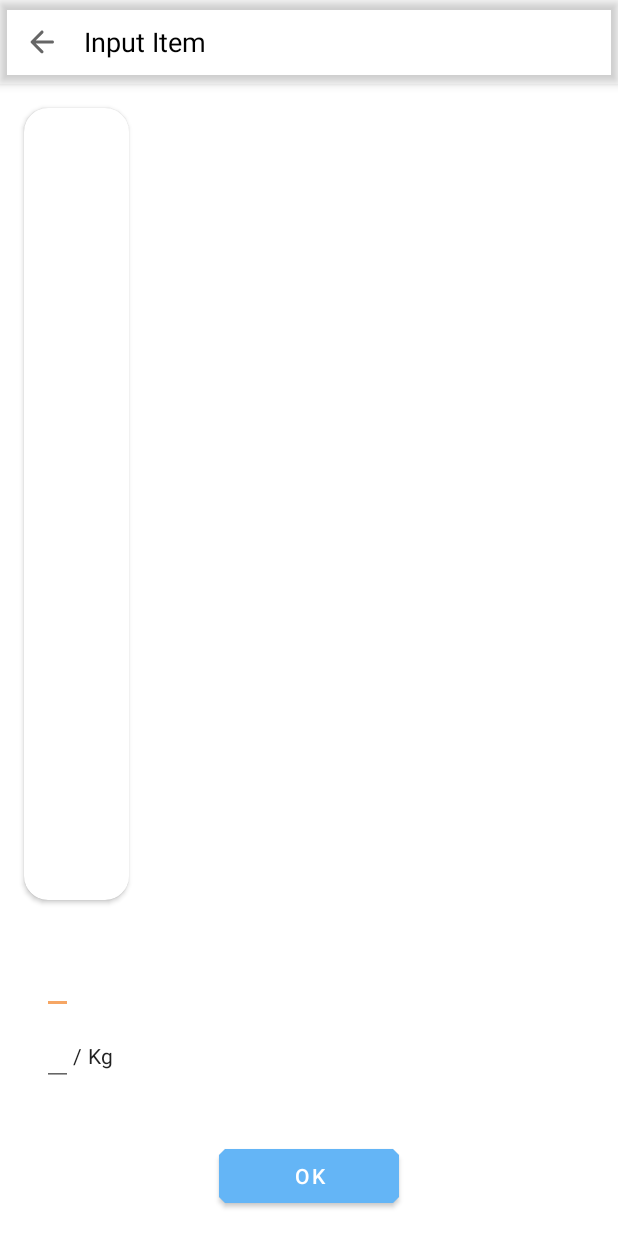
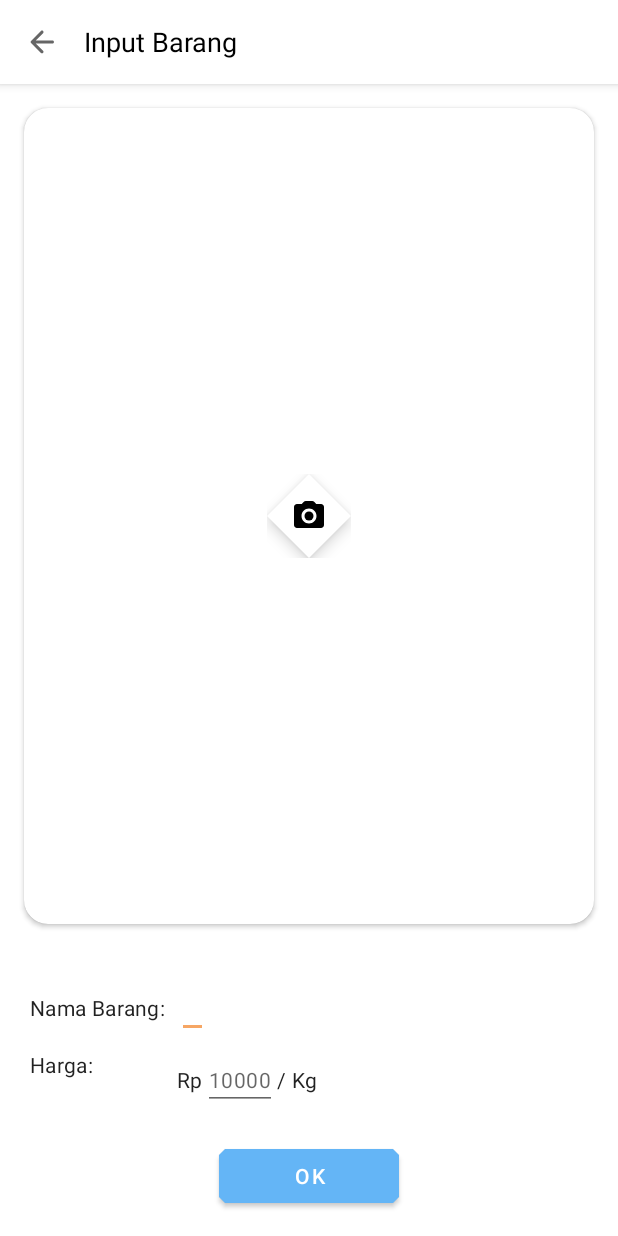
Before and after one commit to abdulmuhg/PasarIkan, an Android app: the screen it shows after launch (StillImageActivity), after a tap on an icon or button, on a phone screen of 412 x 824 dp. Run offline under Robolectric (Android 15) with nearby library versions, the light colour scheme and no system bars; libraries missing offline, so code that uses them is left out: com.google.firebase.ml; pictures from the network do not load; 1 statement that could not run was skipped.

Commit message:
add item

```diff
--- a/app/src/main/java/id/co/personal/pasarikan/adapter/FishItemAdapter.kt
+++ b/app/src/main/java/id/co/personal/pasarikan/adapter/FishItemAdapter.kt
@@ -44,7 +44,11 @@ class FishItemAdapter (
         holder.itemName.text = item.name
         holder.itemPrice.text = "Rp "+ item.price
         holder.itemRating.rating = item.rating
-        holder.itemStock.text = "Stock " + item.stock
+        if (item.stock <= 10) {
+            holder.itemStock.text = "Stock " + item.stock + " Kg"
+        } else {
+            holder.itemStock.text = "Stock tersedia"
+        }
         holder.itemCity.text = "Kota " + item.city
         Glide.with(context)
             .load(item.photo)
--- /dev/null
+++ b/app/src/main/res/drawable/ic_round_image_120.xml
@@ -0,0 +1,5 @@
+<vector android:height="120dp" android:tint="#878787"
+    android:viewportHeight="24" android:viewportWidth="24"
+    android:width="120dp" xmlns:android="http://schemas.android.com/apk/res/android">
+    <path android:fillColor="@android:color/white" android:pathData="M21,19V5c0,-1.1 -0.9,-2 -2,-2H5c-1.1,0 -2,0.9 -2,2v14c0,1.1 0.9,2 2,2h14c1.1,0 2,-0.9 2,-2zM8.9,13.98l2.1,2.53 3.1,-3.99c0.2,-0.26 0.6,-0.26 0.8,0.01l3.51,4.68c0.25,0.33 0.01,0.8 -0.4,0.8H6.02c-0.42,0 -0.65,-0.48 -0.39,-0.81L8.12,14c0.19,-0.26 0.57,-0.27 0.78,-0.02z"/>
+</vector>
--- /dev/null
+++ b/app/src/main/res/drawable/ic_round_image_24.xml
@@ -0,0 +1,5 @@
+<vector android:height="24dp" android:tint="#878787"
+    android:viewportHeight="24" android:viewportWidth="24"
+    android:width="24dp" xmlns:android="http://schemas.android.com/apk/res/android">
+    <path android:fillColor="@android:color/white" android:pathData="M21,19V5c0,-1.1 -0.9,-2 -2,-2H5c-1.1,0 -2,0.9 -2,2v14c0,1.1 0.9,2 2,2h14c1.1,0 2,-0.9 2,-2zM8.9,13.98l2.1,2.53 3.1,-3.99c0.2,-0.26 0.6,-0.26 0.8,0.01l3.51,4.68c0.25,0.33 0.01,0.8 -0.4,0.8H6.02c-0.42,0 -0.65,-0.48 -0.39,-0.81L8.12,14c0.19,-0.26 0.57,-0.27 0.78,-0.02z"/>
+</vector>
--- a/app/src/main/res/layout/activity_still_image.xml
+++ b/app/src/main/res/layout/activity_still_image.xml
@@ -10,9 +10,9 @@
     <com.google.android.material.appbar.AppBarLayout
         android:layout_width="match_parent"
         android:layout_height="?actionBarSize"
-        android:background="@android:color/transparent">
+        android:background="@android:color/white">
 
-        <androidx.appcompat.widget.Toolbar
+        <com.google.android.material.appbar.MaterialToolbar
             android:id="@+id/toolbar_input_item"
             android:layout_width="match_parent"
             android:layout_height="match_parent"
@@ -22,11 +22,11 @@
             <TextView
                 android:layout_width="wrap_content"
                 android:layout_height="wrap_content"
-                android:text="Input Item"
+                android:text="Input Barang"
                 android:textColor="@android:color/primary_text_light"
                 android:textSize="18sp" />
 
-        </androidx.appcompat.widget.Toolbar>
+        </com.google.android.material.appbar.MaterialToolbar>
 
     </com.google.android.material.appbar.AppBarLayout>
 
@@ -49,15 +49,17 @@
     </LinearLayout>
 
     <androidx.cardview.widget.CardView
-        android:layout_width="wrap_content"
+        android:layout_width="match_parent"
         android:layout_height="0dp"
         android:layout_margin="16dp"
         android:layout_weight="1"
         app:cardCornerRadius="16dp">
 
-        <FrameLayout
+        <RelativeLayout
             android:layout_width="wrap_content"
-            android:layout_height="wrap_content">
+            android:layout_height="wrap_content"
+            android:layout_gravity="center"
+            android:gravity="center">
 
             <ImageView
                 android:id="@+id/image_preview"
@@ -67,53 +69,72 @@
                 android:scaleType="centerCrop"
                 tools:src="@tools:sample/backgrounds/scenic" />
 
-            <ImageButton
+            <com.google.android.material.floatingactionbutton.FloatingActionButton
                 android:id="@+id/photo_camera_button"
-                android:layout_width="50dp"
-                android:layout_height="50dp"
+                style="@style/Widget.MaterialComponents.FloatingActionButton"
+                android:layout_width="wrap_content"
+                android:layout_height="wrap_content"
+                android:layout_centerInParent="true"
                 android:layout_gravity="center"
-                android:layout_margin="10dp"
-                android:background="@drawable/ic_round_photo_camera_24" />
-        </FrameLayout>
+                android:foregroundGravity="center"
+                android:src="@drawable/ic_round_photo_camera_24"
+                app:backgroundTint="#FFFFFF"
+                app:borderWidth="0dp"
+                app:rippleColor="#FFFFFF" />
+        </RelativeLayout>
     </androidx.cardview.widget.CardView>
 
     <GridLayout
         android:layout_width="match_parent"
         android:layout_height="wrap_content"
+        android:layout_gravity="center"
         android:columnCount="2"
+        android:foregroundGravity="center"
         android:padding="16dp"
         android:useDefaultMargins="true">
 
         <TextView
             android:layout_width="wrap_content"
             android:layout_height="wrap_content"
-            android:textAppearance="@style/TextAppearance.MaterialComponents.Body2"
-            tools:text="Nama Barang:" />
+            android:text="Nama Barang:"
+            android:textAppearance="@style/TextAppearance.MaterialComponents.Body2" />
 
         <EditText
             android:id="@+id/result_text"
             android:layout_width="wrap_content"
             android:layout_height="wrap_content"
+            android:inputType="text"
             android:textAppearance="@style/TextAppearance.MaterialComponents.Body2"
             tools:text="Ikan Tuna" />
 
         <TextView
             android:layout_width="wrap_content"
             android:layout_height="wrap_content"
-            android:textAppearance="@style/TextAppearance.MaterialComponents.Body2"
-            tools:text="Harga:" />
+            android:text="Harga:"
+            android:textAppearance="@style/TextAppearance.MaterialComponents.Body2" />
 
         <LinearLayout
             android:layout_width="wrap_content"
             android:layout_height="match_parent"
+            android:layout_gravity="center_vertical"
+            android:gravity="center_vertical"
             android:orientation="horizontal">
 
+            <TextView
+                android:layout_width="wrap_content"
+                android:layout_height="wrap_content"
+                android:text="Rp"
+                android:textAppearance="@style/TextAppearance.MaterialComponents.Body2" />
+
             <EditText
+                android:id="@+id/et_harga"
                 android:layout_width="0dp"
                 android:layout_height="wrap_content"
                 android:layout_weight="1"
+                android:hint="10000"
+                android:inputType="number"
                 android:textAppearance="@style/TextAppearance.MaterialComponents.Body2"
-                tools:text="Rp 20000" />
+                tools:text="" />
 
             <TextView
                 android:layout_width="wrap_content"
@@ -129,7 +150,7 @@
         android:layout_width="120dp"
         android:layout_height="wrap_content"
         android:layout_gravity="center"
-        android:layout_margin="16dp"
+        android:layout_marginBottom="16dp"
         android:text="@android:string/ok"
         android:visibility="visible" />
 </LinearLayout>
--- a/app/src/main/res/values/strings.xml
+++ b/app/src/main/res/values/strings.xml
@@ -5,7 +5,7 @@
     <string name="prompt_user_profile_icon">User Profile Icon</string>
     <string name="prompt_about">About</string>
     <string name="prompt_profile_image">Profile Image</string>
-    <string name="about_description">Hi, My name is Abdul Mughni Al Fikri. I\'m an kinda new at android development. This is my first project using Android Studio, So please help me grow and rate my first app. Thank you :)</string>
+    <string name="about_description">Toko Ikan Abdul Mughni Al Fikri menjual berbagai macam ikan segar yang berada di laut selatan pulau jawa. Silahkan kunjungi toko kami dan dapatkan ikan segar setiap hari untuk kebutuhan toko/ keseharian kamu</string>
     <string name="title_item_details">Item Details</string>
     <string name="item_image">Item Image</string>
     <string name="fail_to_initialize_img_classifier">Failed to initialize an image classifier.</string>
```
Also changed, not shown: app/src/main/AndroidManifest.xml (+10 -0 lines), app/src/main/java/id/co/personal/pasarikan/activity/HomeActivity.kt (+19 -0 lines), app/src/main/java/id/co/personal/pasarikan/activity/StillImageActivity.kt (+8 -1 lines), app/src/main/res/layout/activity_about.xml (+31 -31 lines), app/src/main/res/xml/paths.xml (added, +18 -0 lines).
